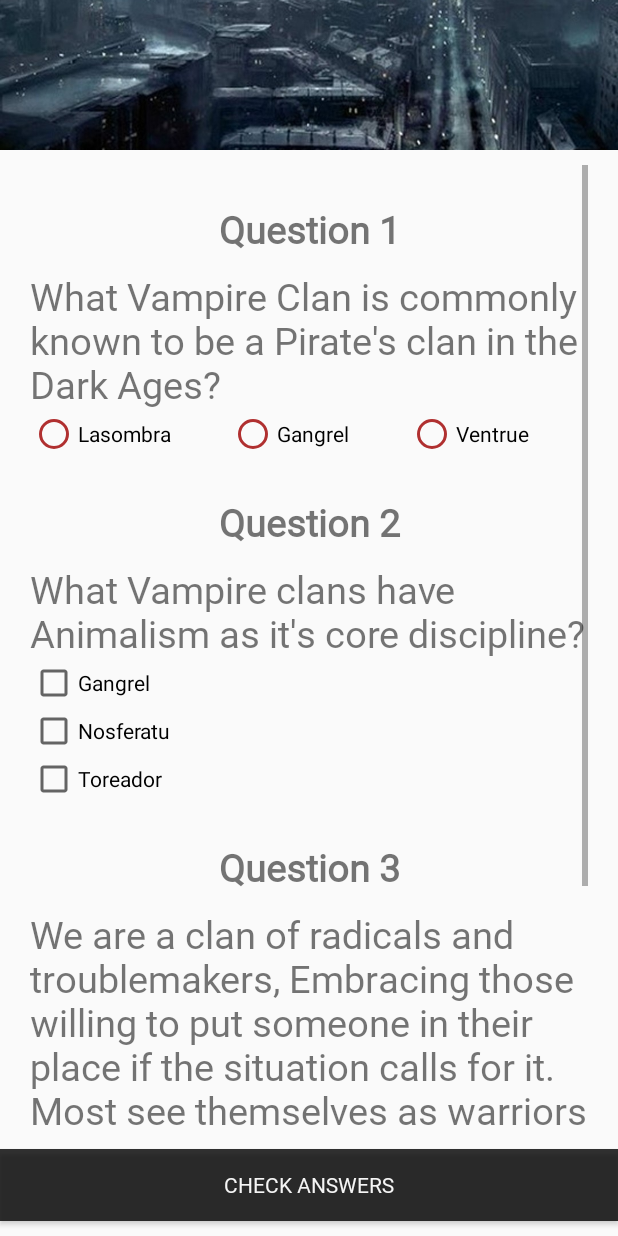
After one commit to cgletras/quizappwod, an Android app: the QuestionActivity screen opened directly, with no data from a screen before it, on a phone screen of 412 x 824 dp. The commit adds this screen. Run offline under Robolectric (Android 15) with nearby library versions, the phone set to English and light mode, and no system bars.

Commit message:
question 1, 2 and 3 are ready and filling correct answer array
Signed-off-by: CG Stein <cgletras@gmail.com>

```diff
--- a/app/src/main/AndroidManifest.xml
+++ b/app/src/main/AndroidManifest.xml
@@ -9,6 +9,7 @@
         android:roundIcon="@mipmap/ic_launcher_round"
         android:supportsRtl="true"
         android:theme="@style/Theme.QuizAppWod">
+        <activity android:name=".QuestionActivity"></activity>
         <activity android:name=".MainActivity">
             <intent-filter>
                 <action android:name="android.intent.action.MAIN" />
--- a/app/src/main/java/com/example/quizappwod/MainActivity.java
+++ b/app/src/main/java/com/example/quizappwod/MainActivity.java
@@ -1,8 +1,12 @@
 package com.example.quizappwod;
 
 import androidx.appcompat.app.AppCompatActivity;
+import androidx.core.app.ActivityOptionsCompat;
 
+import android.content.Intent;
 import android.os.Bundle;
+import android.view.View;
+import android.widget.ImageView;
 
 public class MainActivity extends AppCompatActivity {
 
@@ -11,4 +15,13 @@ public class MainActivity extends AppCompatActivity {
         super.onCreate(savedInstanceState);
         setContentView(R.layout.activity_main);
     }
+
+
+    public void startQuiz(View view) {
+        Intent intent = new Intent(this, QuestionActivity.class);
+        ImageView wodImage = (ImageView) findViewById(R.id.iv_wod);
+        ActivityOptionsCompat activityOptionsCompat = ActivityOptionsCompat.makeSceneTransitionAnimation(this, wodImage, "iv_wod");
+
+        startActivity(intent, activityOptionsCompat.toBundle());
+    }
 }
--- /dev/null
+++ b/app/src/main/java/com/example/quizappwod/QuestionActivity.java
@@ -0,0 +1,99 @@
+package com.example.quizappwod;
+
+import android.os.Bundle;
+import android.util.Log;
+import android.view.KeyEvent;
+import android.view.View;
+import android.view.inputmethod.EditorInfo;
+import android.widget.CheckBox;
+import android.widget.EditText;
+import android.widget.RadioButton;
+import android.widget.TextView;
+import android.widget.Toast;
+
+import androidx.appcompat.app.AppCompatActivity;
+
+import java.util.ArrayList;
+import java.util.List;
+
+public class QuestionActivity extends AppCompatActivity {
+
+    int[] rightAnswers = new int[]{0, 0, 0, 0, 0};
+    List<String> clans = new ArrayList<>();
+
+    @Override
+    protected void onCreate(Bundle savedInstanceState) {
+        super.onCreate(savedInstanceState);
+        setContentView(R.layout.activity_question);
+
+        setQuestion3();
+    }
+
+    //Logic for question 1: Answer = "Lasombra"
+    public void onRadioBtClick(View view) {
+
+        boolean checked = ((RadioButton) view).isChecked();
+
+        switch (view.getId()) {
+            case R.id.rbv_lasombra:
+                if (checked)
+                    rightAnswers[0] = 1;
+                Toast.makeText(this, rightAnswers[0] + "", Toast.LENGTH_SHORT).show();
+                break;
+            case R.id.rbv_gangrel:
+            case R.id.rbv_ventrue:
+                if (checked)
+                    rightAnswers[0] = 0;
+                Toast.makeText(this, rightAnswers[0] + "", Toast.LENGTH_SHORT).show();
+                break;
+        }
+    }
+
+    //Logic for question 2: Answer = "Gangrel and Nosferatu"
+    public void onCheckBox(View view) {
+
+        boolean checked = ((CheckBox) view).isChecked();
+
+        if (checked) clans.add(((CheckBox) view).getText().toString());
+        else clans.remove(((CheckBox) view).getText().toString());
+
+        if (clans.contains("Gangrel") && clans.contains("Nosferatu") && !clans.contains("Toreador"))
+            rightAnswers[1] = 1;
+        else rightAnswers[1] = 0;
+        Toast.makeText(this, rightAnswers[1] + "", Toast.LENGTH_SHORT).show();
+    }
+
+    //Logic for question 3: Answer = "Brujah"
+    private void setQuestion3() {
+        EditText editText = findViewById(R.id.etv_clan_name);
+        String clan = "Brujah";
+
+        editText.setOnFocusChangeListener((v, hasFocus) -> {
+            String typedClan = editText.getText().toString().toLowerCase();
+            if (!hasFocus){
+                Log.i("Teste", rightAnswers[2]+"");
+                if(typedClan.equals(clan.toLowerCase())) {
+                    rightAnswers[2] = 1;
+                    Log.i("Teste", rightAnswers[2]+"");
+                }
+            }
+        });
+
+        //Clear focus
+        editText.setOnEditorActionListener(new TextView.OnEditorActionListener() {
+            @Override
+            public boolean onEditorAction(TextView v, int actionId, KeyEvent event) {
+                if (actionId == EditorInfo.IME_ACTION_DONE) {
+                    editText.clearFocus();
+                }
+                return false;
+            }
+        });
+    }
+
+    public void checkAnswers(View view) {
+        Log.i("Resp", rightAnswers[0]+"");
+        Log.i("Resp", rightAnswers[1]+"");
+        Log.i("Resp", rightAnswers[2]+"");
+    }
+}
--- a/app/src/main/res/layout/activity_main.xml
+++ b/app/src/main/res/layout/activity_main.xml
@@ -41,14 +41,15 @@
         android:fontFamily="@font/darkagestypo"
         android:gravity="center_horizontal"
         android:text="About WOD"
-        android:textSize="20sp"
+        android:textSize="25sp"
         android:textStyle="bold"
         app:layout_constraintTop_toBottomOf="@id/iv_wod" />
 
     <ScrollView
         android:layout_width="match_parent"
         android:layout_height="0dp"
-        android:layout_margin="20dp"
+        android:layout_marginVertical="10dp"
+        android:layout_marginHorizontal="20dp"
         app:layout_constraintBottom_toTopOf="@id/bv_main_button"
         app:layout_constraintTop_toBottomOf="@id/main_title">
 
@@ -56,7 +57,7 @@
             android:layout_width="match_parent"
             android:layout_height="wrap_content"
             android:fontFamily="@font/gabriola"
-            android:textSize="20sp"
+            android:textSize="25sp"
             android:text="@string/world_of_darkness_description" />
     </ScrollView>
 
@@ -68,8 +69,11 @@
         android:alpha="0.8"
         android:background="@color/black"
         android:fontFamily="@font/darkagestypo"
+        android:onClick="startQuiz"
         android:text="Start quiz"
         android:textColor="@color/white"
-        app:layout_constraintBottom_toBottomOf="parent" />
+        app:layout_constraintBottom_toBottomOf="parent"
+        app:layout_constraintEnd_toEndOf="parent"
+        app:layout_constraintStart_toStartOf="parent" />
 
 </androidx.constraintlayout.widget.ConstraintLayout>
--- /dev/null
+++ b/app/src/main/res/layout/activity_question.xml
@@ -0,0 +1,173 @@
+<?xml version="1.0" encoding="utf-8"?>
+<androidx.constraintlayout.widget.ConstraintLayout xmlns:android="http://schemas.android.com/apk/res/android"
+    xmlns:app="http://schemas.android.com/apk/res-auto"
+    xmlns:tools="http://schemas.android.com/tools"
+    android:layout_width="match_parent"
+    android:layout_height="match_parent"
+    tools:context=".QuestionActivity">
+
+    <ImageView
+        android:id="@+id/iv_wod"
+        android:layout_width="match_parent"
+        android:layout_height="100dp"
+
+        android:adjustViewBounds="true"
+        android:cropToPadding="false"
+        android:scaleType="centerCrop"
+        android:src="@drawable/worldofdarknessmmo"
+        app:layout_constraintHorizontal_bias="0.0"
+        app:layout_constraintLeft_toLeftOf="parent"
+        app:layout_constraintRight_toRightOf="parent"
+        app:layout_constraintTop_toTopOf="parent" />
+
+    <ScrollView
+        android:layout_width="match_parent"
+        android:layout_height="0dp"
+        android:layout_marginHorizontal="20dp"
+        android:layout_marginVertical="10dp"
+        app:layout_constraintBottom_toTopOf="@id/bv_send_button"
+        app:layout_constraintTop_toBottomOf="@id/iv_wod">
+
+        <LinearLayout
+            android:layout_width="match_parent"
+            android:layout_height="wrap_content"
+            android:orientation="vertical">
+
+            <TextView
+                android:id="@+id/tv_question_1"
+                android:layout_width="match_parent"
+                android:layout_height="wrap_content"
+                android:layout_marginTop="25dp"
+                android:layout_marginBottom="10dp"
+                android:fontFamily="@font/darkagestypo"
+                android:gravity="center_horizontal"
+                android:text="Question 1"
+                android:textSize="25sp"
+                android:textStyle="bold" />
+
+            <TextView
+                android:layout_width="match_parent"
+                android:layout_height="wrap_content"
+                android:fontFamily="@font/gabriola"
+                android:textSize="25sp"
+                android:text="What Vampire Clan is commonly known to be a Pirate's clan in the Dark Ages?"
+
+                />
+
+            <RadioGroup
+                android:layout_width="match_parent"
+                android:layout_height="wrap_content"
+                android:orientation="horizontal">
+                <RadioButton
+                    android:id="@+id/rbv_lasombra"
+                    android:layout_width="wrap_content"
+                    android:layout_height="wrap_content"
+                    android:layout_weight="1"
+                    android:onClick="onRadioBtClick"
+                    android:buttonTint="#B03030"
+                    android:text="Lasombra" />
+                <RadioButton
+                    android:id="@+id/rbv_gangrel"
+                    android:layout_width="wrap_content"
+                    android:layout_height="wrap_content"
+                    android:layout_weight="1"
+                    android:buttonTint="#B03030"
+                    android:onClick="onRadioBtClick"
+                    android:text="Gangrel" />
+                <RadioButton
+                    android:id="@+id/rbv_ventrue"
+                    android:layout_width="wrap_content"
+                    android:layout_height="wrap_content"
+                    android:layout_weight="1"
+                    android:buttonTint="#B03030"
+                    android:onClick="onRadioBtClick"
+                    android:text="Ventrue" />
+            </RadioGroup>
+            <TextView
+                android:id="@+id/tv_question_2"
+                android:layout_width="match_parent"
+                android:layout_height="wrap_content"
+                android:layout_marginTop="25dp"
+                android:layout_marginBottom="10dp"
+                android:fontFamily="@font/darkagestypo"
+                android:gravity="center_horizontal"
+                android:text="Question 2"
+                android:textSize="25sp"
+                android:textStyle="bold" />
+            <TextView
+                android:layout_width="match_parent"
+                android:layout_height="wrap_content"
+                android:fontFamily="@font/gabriola"
+                android:textSize="25sp"
+                android:text="What Vampire clans have Animalism as it's core discipline?"/>
+
+            <CheckBox
+                android:id="@+id/checkBoxGangrel"
+                android:layout_width="match_parent"
+                android:layout_height="wrap_content"
+                android:onClick="onCheckBox"
+                android:text="Gangrel" />
+            <CheckBox
+                android:id="@+id/checkBoxNosferatu"
+                android:layout_width="match_parent"
+                android:layout_height="wrap_content"
+                android:onClick="onCheckBox"
+                android:text="Nosferatu" />
+            <CheckBox
+                android:id="@+id/checkBoxToreador"
+                android:layout_width="match_parent"
+                android:layout_height="wrap_content"
+                android:onClick="onCheckBox"
+                android:text="Toreador" />
+
+            <TextView
+                android:id="@+id/tv_question_3"
+                android:layout_width="match_parent"
+                android:layout_height="wrap_content"
+                android:layout_marginTop="25dp"
+                android:layout_marginBottom="10dp"
+                android:fontFamily="@font/darkagestypo"
+                android:gravity="center_horizontal"
+                android:text="Question 3"
+                android:textSize="25sp"
+                android:textStyle="bold" />
+
+            <TextView
+                android:layout_width="match_parent"
+                android:layout_height="wrap_content"
+                android:fontFamily="@font/gabriola"
+                android:textSize="25sp"
+                android:text="We are a clan of radicals and troublemakers, Embracing those willing to put someone in their place if the situation calls for it. Most see themselves as warriors with a cause, and these Rebels are guided by their passions, strength, and dedication to their ideals — whatever those may be.\n\nWhat vampire clan am I?"
+
+                />
+
+            <EditText
+                android:id="@+id/etv_clan_name"
+                android:layout_width="match_parent"
+                android:layout_height="wrap_content"
+                android:ems="10"
+                android:inputType="text"
+                android:text=""
+                android:hint="Clan name only"/>
+
+        </LinearLayout>
+
+
+    </ScrollView>
+
+    <Button
+        android:id="@+id/bv_send_button"
+        android:layout_width="match_parent"
+        android:layout_height="wrap_content"
+        android:layout_marginVertical="10dp"
+        android:alpha="0.8"
+        android:background="@color/black"
+        android:fontFamily="@font/darkagestypo"
+        android:text="Check answers"
+        android:textColor="@color/white"
+        android:onClick="checkAnswers"
+        app:layout_constraintBottom_toBottomOf="parent"
+        app:layout_constraintEnd_toEndOf="parent"
+        app:layout_constraintStart_toStartOf="parent" />
+
+</androidx.constraintlayout.widget.ConstraintLayout>
```
